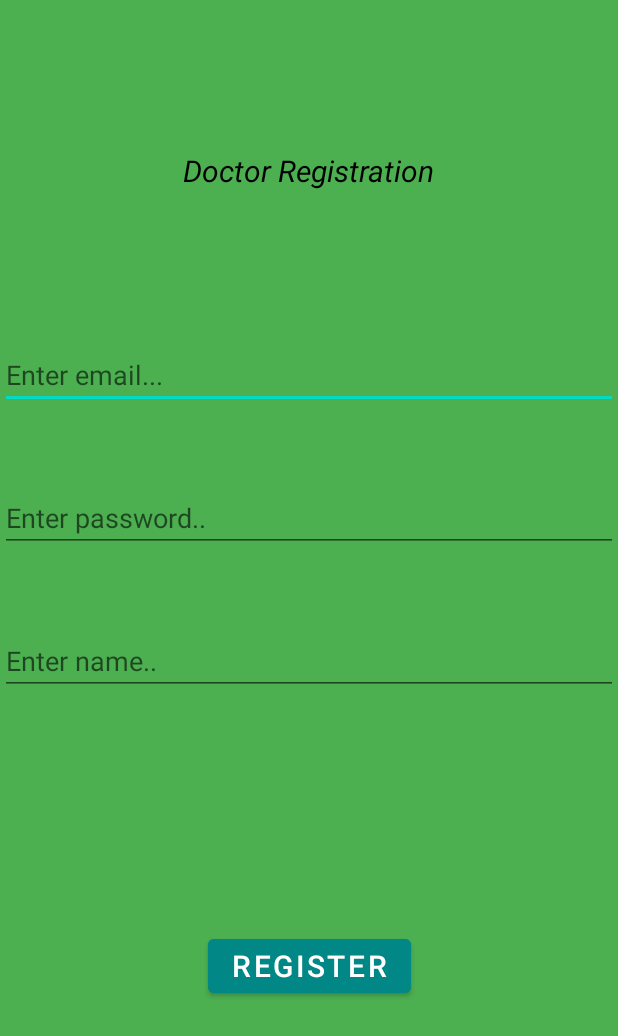
After one commit to TupeaAndrei/AndroidFinalProject, an Android app: the layout doctor_register.xml on its own in the app's theme, with its tools: preview values and no code run, on a phone screen of 412 x 824 dp. The commit adds this screen. Shown: the top 1036 px of the screen. Run offline under Robolectric (Android 15) with nearby library versions, the phone set to English and light mode, and no system bars.

Commit message:
Create design for register fragments.
Created design for register fragment for patient and for doctor.

Left room for improvements later.

```diff
--- /dev/null
+++ b/AndroidFinalApp/app/src/main/res/layout/doctor_register.xml
@@ -0,0 +1,75 @@
+<?xml version="1.0" encoding="utf-8"?>
+<androidx.constraintlayout.widget.ConstraintLayout xmlns:android="http://schemas.android.com/apk/res/android"
+    android:layout_width="match_parent"
+    android:layout_height="match_parent"
+    xmlns:app="http://schemas.android.com/apk/res-auto"
+    android:background="@color/light_green">
+
+    <TextView
+        android:id="@+id/registration_text"
+        android:layout_width="wrap_content"
+        android:layout_height="wrap_content"
+        android:text="@string/doctor_registration"
+        app:layout_constraintTop_toTopOf="parent"
+        app:layout_constraintStart_toStartOf="parent"
+        app:layout_constraintEnd_toEndOf="parent"
+        android:layout_marginTop="100dp"
+        android:textSize="@dimen/title_dimen"
+        android:textColor="@color/black"
+        android:textStyle="italic"
+        />
+
+    <EditText
+        android:id="@+id/doctor_email_text"
+        android:layout_width="0dp"
+        android:layout_height="wrap_content"
+        app:layout_constraintTop_toBottomOf="@id/registration_text"
+        app:layout_constraintStart_toStartOf="parent"
+        app:layout_constraintEnd_toEndOf="parent"
+        android:layout_marginTop="100dp"
+        android:hint="@string/email_hint"
+        android:inputType="textEmailAddress"
+        android:maxLength="50"
+        />
+
+    <EditText
+        android:id="@+id/doctor_password_text"
+        android:layout_width="0dp"
+        android:layout_height="wrap_content"
+        app:layout_constraintTop_toBottomOf="@id/doctor_email_text"
+        app:layout_constraintStart_toStartOf="parent"
+        app:layout_constraintEnd_toEndOf="parent"
+        android:layout_marginTop="50dp"
+        android:hint="@string/hint_password"
+        android:inputType="textPassword"
+        android:maxLength="50"
+        />
+
+    <EditText
+        android:id="@+id/doctor_name_text"
+        android:layout_width="0dp"
+        android:layout_height="wrap_content"
+        app:layout_constraintTop_toBottomOf="@id/doctor_password_text"
+        app:layout_constraintStart_toStartOf="parent"
+        app:layout_constraintEnd_toEndOf="parent"
+        android:layout_marginTop="50dp"
+        android:hint="@string/enter_name"
+        android:inputType="text"
+        android:maxLength="100"
+        />
+
+    <Button
+        android:id="@+id/doctor_register_button"
+        android:layout_width="wrap_content"
+        android:layout_height="wrap_content"
+        app:layout_constraintTop_toBottomOf="@id/doctor_name_text"
+        app:layout_constraintStart_toStartOf="parent"
+        app:layout_constraintEnd_toEndOf="parent"
+        app:layout_constraintBottom_toBottomOf="parent"
+        android:textSize="@dimen/title_dimen"
+        android:text="@string/register_button_text"
+        android:backgroundTint="@color/teal_700"
+        android:textColor="@color/white"
+        />
+
+</androidx.constraintlayout.widget.ConstraintLayout>
--- a/AndroidFinalApp/app/src/main/res/values/colors.xml
+++ b/AndroidFinalApp/app/src/main/res/values/colors.xml
@@ -7,4 +7,6 @@
     <color name="teal_700">#FF018786</color>
     <color name="black">#FF000000</color>
     <color name="white">#FFFFFFFF</color>
+    <color name="light_green">#4CAF50</color>
+    <color name="light_yellow">#C4DB4D</color>
 </resources>
--- /dev/null
+++ b/AndroidFinalApp/app/src/main/res/values/dimens.xml
@@ -0,0 +1,4 @@
+<?xml version="1.0" encoding="utf-8"?>
+<resources>
+    <dimen name="title_dimen">20sp</dimen>
+</resources>
--- a/AndroidFinalApp/app/src/main/res/values/strings.xml
+++ b/AndroidFinalApp/app/src/main/res/values/strings.xml
@@ -1,3 +1,8 @@
 <resources>
     <string name="app_name">Doctor-Patient-App</string>
+    <string name="doctor_registration">Doctor Registration</string>
+    <string name="email_hint">Enter email...</string>
+    <string name="hint_password">Enter password..</string>
+    <string name="enter_name">Enter name..</string>
+    <string name="register_button_text">Register</string>
 </resources>
```
Also changed, not shown: AndroidFinalApp/app/src/main/res/layout/patient_register.xml (added, +75 -0 lines).
